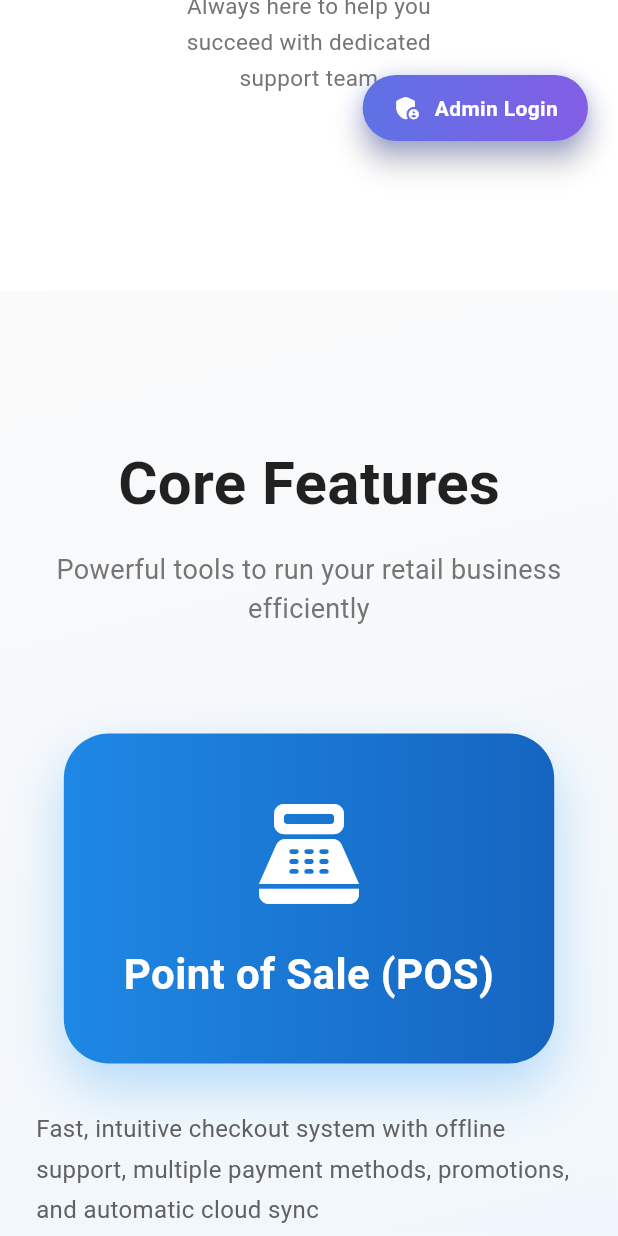
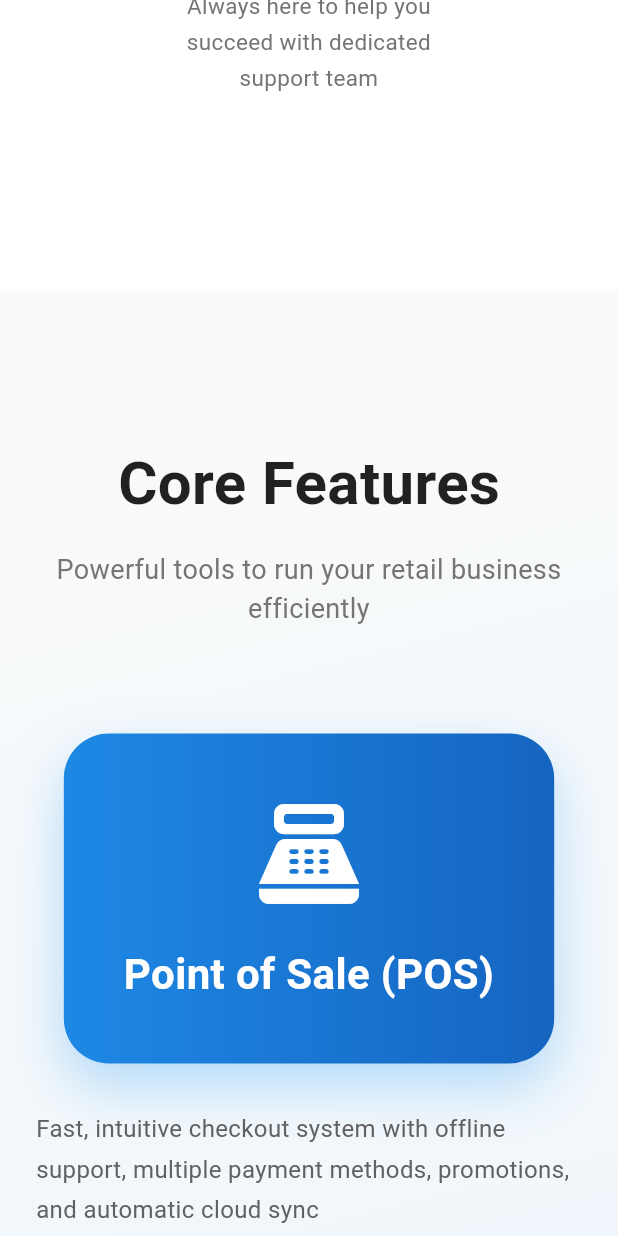
Before and after one commit to lonshanworld/smart-retail-frontend-flutter, a Flutter app: the screen it shows after launch, scrolled down 2304 dp, on a phone screen of 412 x 824 dp. Run offline on Flutter 3.47's test engine with Material 3 defaults, Android fonts, the phone set to English and light mode, and no system bars; our stand-ins replace connectivity_plus, equatable, fl_chart, flutter_dotenv, get, shared_preferences and 3 more; accounts and stored records are empty.

Commit message:
remove admin login and add new merchant sign in

```diff
--- a/lib/app/data/providers/api_constants.dart
+++ b/lib/app/data/providers/api_constants.dart
@@ -15,7 +15,7 @@ class ApiConstants {
   // Determine base URL based on platform and environment
   static String get baseUrl {
     // Backend routes are registered under /api/v1 on the server; include that here
-    return "$_productionBaseUrl/api/v1";
+    return "$_localHostBaseUrl/api/v1";
 
     // For production builds
     // const bool isProduction = bool.fromEnvironment('dart.vm.product');
--- a/lib/app/modules/customer_landing/customer_landing_view.dart
+++ b/lib/app/modules/customer_landing/customer_landing_view.dart
@@ -45,58 +45,58 @@ class CustomerLandingView extends StatelessWidget {
           ),
 
           // Floating Admin Button
-          Positioned(
-            top: 50,
-            right: 20,
-            child: SafeArea(
-              child: Material(
-                elevation: 8,
-                borderRadius: BorderRadius.circular(30),
-                child: InkWell(
-                  onTap: () => Get.toNamed(Routes.ADMIN_LOGIN),
-                  borderRadius: BorderRadius.circular(30),
-                  child: Container(
-                    padding: const EdgeInsets.symmetric(
-                      horizontal: 20,
-                      vertical: 12,
-                    ),
-                    decoration: BoxDecoration(
-                      gradient: LinearGradient(
-                        colors: [Color(0xFF5E72E4), Color(0xFF825EE4)],
-                      ),
-                      borderRadius: BorderRadius.circular(30),
-                      boxShadow: [
-                        BoxShadow(
-                          color: Color(0xFF5E72E4).withOpacity(0.4),
-                          blurRadius: 15,
-                          offset: const Offset(0, 5),
-                        ),
-                      ],
-                    ),
-                    child: Row(
-                      mainAxisSize: MainAxisSize.min,
-                      children: [
-                        Icon(
-                          Icons.admin_panel_settings_rounded,
-                          color: Colors.white,
-                          size: 20,
-                        ),
-                        const SizedBox(width: 8),
-                        Text(
-                          'Admin Login',
-                          style: TextStyle(
-                            color: Colors.white,
-                            fontSize: 14,
-                            fontWeight: FontWeight.w600,
-                          ),
-                        ),
-                      ],
-                    ),
-                  ),
-                ),
-              ),
-            ),
-          ),
+          // Positioned(
+          //   top: 50,
+          //   right: 20,
+          //   child: SafeArea(
+          //     child: Material(
+          //       elevation: 8,
+          //       borderRadius: BorderRadius.circular(30),
+          //       child: InkWell(
+          //         onTap: () => Get.toNamed(Routes.ADMIN_LOGIN),
+          //         borderRadius: BorderRadius.circular(30),
+          //         child: Container(
+          //           padding: const EdgeInsets.symmetric(
+          //             horizontal: 20,
+          //             vertical: 12,
+          //           ),
+          //           decoration: BoxDecoration(
+          //             gradient: LinearGradient(
+          //               colors: [Color(0xFF5E72E4), Color(0xFF825EE4)],
+          //             ),
+          //             borderRadius: BorderRadius.circular(30),
+          //             boxShadow: [
+          //               BoxShadow(
+          //                 color: Color(0xFF5E72E4).withOpacity(0.4),
+          //                 blurRadius: 15,
+          //                 offset: const Offset(0, 5),
+          //               ),
+          //             ],
+          //           ),
+          //           child: Row(
+          //             mainAxisSize: MainAxisSize.min,
+          //             children: [
+          //               Icon(
+          //                 Icons.admin_panel_settings_rounded,
+          //                 color: Colors.white,
+          //                 size: 20,
+          //               ),
+          //               const SizedBox(width: 8),
+          //               Text(
+          //                 'Admin Login',
+          //                 style: TextStyle(
+          //                   color: Colors.white,
+          //                   fontSize: 14,
+          //                   fontWeight: FontWeight.w600,
+          //                 ),
+          //               ),
+          //             ],
+          //           ),
+          //         ),
+          //       ),
+          //     ),
+          //   ),
+          // ),
         ],
       ),
     );
--- a/lib/app/modules/login/login_view.dart
+++ b/lib/app/modules/login/login_view.dart
@@ -312,7 +312,7 @@ class LoginView extends GetView<LoginController> {
                               ),
                               TextButton(
                                 onPressed: () {
-                                  DialogUtils.showInfo('Merchant sign-up is not yet implemented.');
+                                  Get.toNamed(Routes.MERCHANT_SIGNUP);
                                 },
                                 child: Text(
                                   'Sign Up',
--- a/lib/app/routes/app_pages.dart
+++ b/lib/app/routes/app_pages.dart
@@ -125,6 +125,7 @@ import 'package:smart_retail/app/modules/staff_pos/staff_pos_binding.dart';
 
 import 'package:smart_retail/app/modules/admin/shops/add_edit_shop/admin_add_edit_shop_view.dart';
 import 'package:smart_retail/app/modules/admin/shops/add_edit_shop/admin_add_edit_shop_binding.dart';
+import 'package:smart_retail/app/modules/login/signup_view.dart';
 
 part 'app_routes.dart';
 
@@ -163,6 +164,11 @@ class AppPages {
       name: Routes.SHOP_LOGIN,
       page: () => const ShopLoginView(),
       binding: ShopLoginBinding(),
+    ),
+    GetPage(
+      name: Routes.MERCHANT_SIGNUP,
+      page: () => const SignupView(),
+      binding: LoginBinding(),
     ),
 
     // Merchant Routes
--- a/lib/app/routes/app_routes.dart
+++ b/lib/app/routes/app_routes.dart
@@ -38,6 +38,7 @@ abstract class Routes {
   static const MERCHANT_PROFILE = '/merchant/profile';
   static const MERCHANT_SETTINGS = '/merchant/settings';
   static const MERCHANT_PRINTER_SETTINGS = '/merchant/settings/printer';
+  static const MERCHANT_SIGNUP = '/merchant/signup';
   static const CHECKOUT_SUCCESS = '/checkout-success';
 
   // Staff Routes
```
Also changed, not shown: lib/app/data/services/auth_service.dart (+16 -0 lines), lib/app/modules/login/signup_view.dart (added, +330 -0 lines).
